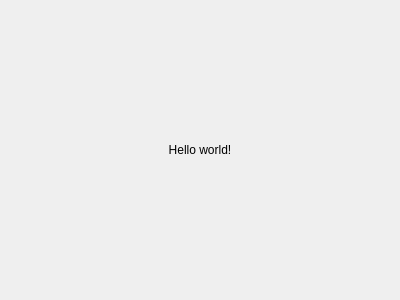
This is src/ex1_helloworld/mainwindow.ui in dsba-z/workshops29-30 as Qt 5 draws it before an edit. The edited form follows.
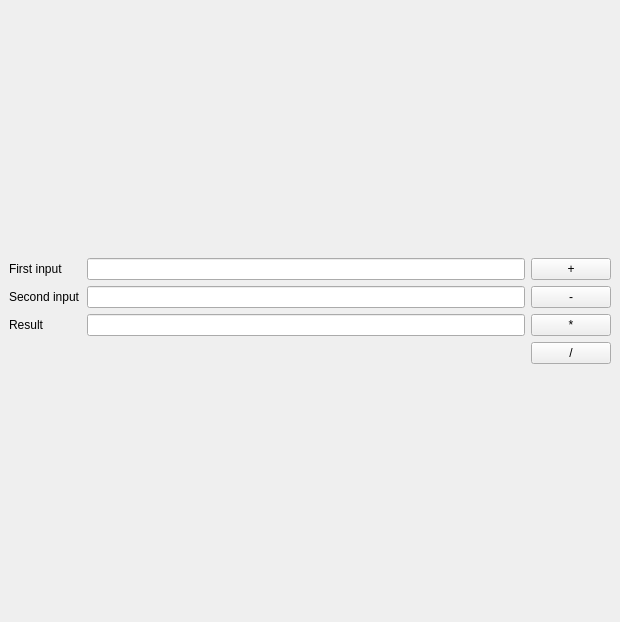
This is the edited form.

Commit message: Add results from workshop

Patch:
```diff
--- a/src/ex1_helloworld/mainwindow.ui
+++ b/src/ex1_helloworld/mainwindow.ui
@@ -6,8 +6,8 @@
    <rect>
     <x>0</x>
     <y>0</y>
-    <width>400</width>
-    <height>300</height>
+    <width>620</width>
+    <height>622</height>
    </rect>
   </property>
   <property name="windowTitle">
@@ -17,8 +17,8 @@
    <property name="enabled">
     <bool>true</bool>
    </property>
-   <layout class="QVBoxLayout" name="layoutVert">
-    <item>
+   <layout class="QGridLayout" name="gridLayout">
+    <item row="0" column="1">
      <spacer name="verticalSpacer">
       <property name="orientation">
        <enum>Qt::Vertical</enum>
@@ -31,17 +31,21 @@
       </property>
      </spacer>
     </item>
-    <item>
-     <widget class="QLabel" name="label">
+    <item row="2" column="2">
+     <widget class="QPushButton" name="pushButton">
       <property name="text">
-       <string>Hello world!</string>
+       <string>+</string>
       </property>
-      <property name="alignment">
-       <set>Qt::AlignCenter</set>
+     </widget>
+    </item>
+    <item row="5" column="2">
+     <widget class="QPushButton" name="pushButton_4">
+      <property name="text">
+       <string>/</string>
       </property>
      </widget>
     </item>
-    <item>
+    <item row="6" column="1">
      <spacer name="verticalSpacer_2">
       <property name="orientation">
        <enum>Qt::Vertical</enum>
@@ -54,6 +58,58 @@
       </property>
      </spacer>
     </item>
+    <item row="4" column="2">
+     <widget class="QPushButton" name="pushButton_3">
+      <property name="text">
+       <string>*</string>
+      </property>
+     </widget>
+    </item>
+    <item row="3" column="2">
+     <widget class="QPushButton" name="pushButton_2">
+      <property name="text">
+       <string>-</string>
+      </property>
+     </widget>
+    </item>
+    <item row="4" column="0">
+     <widget class="QLabel" name="label_3">
+      <property name="text">
+       <string>Result</string>
+      </property>
+     </widget>
+    </item>
+    <item row="2" column="0">
+     <widget class="QLabel" name="label">
+      <property name="text">
+       <string>First input</string>
+      </property>
+     </widget>
+    </item>
+    <item row="3" column="0">
+     <widget class="QLabel" name="label_2">
+      <property name="text">
+       <string>Second input</string>
+      </property>
+     </widget>
+    </item>
+    <item row="2" column="1">
+     <widget class="QLineEdit" name="lineEdit"/>
+    </item>
+    <item row="3" column="1">
+     <widget class="QLineEdit" name="lineEdit_2">
+      <property name="readOnly">
+       <bool>false</bool>
+      </property>
+     </widget>
+    </item>
+    <item row="4" column="1">
+     <widget class="QLineEdit" name="lineEdit_3">
+      <property name="readOnly">
+       <bool>true</bool>
+      </property>
+     </widget>
+    </item>
    </layout>
   </widget>
  </widget>
```
Left out of the diff: 24 changed lines with no effect on the pictures. The commit also changes 2 other files.
